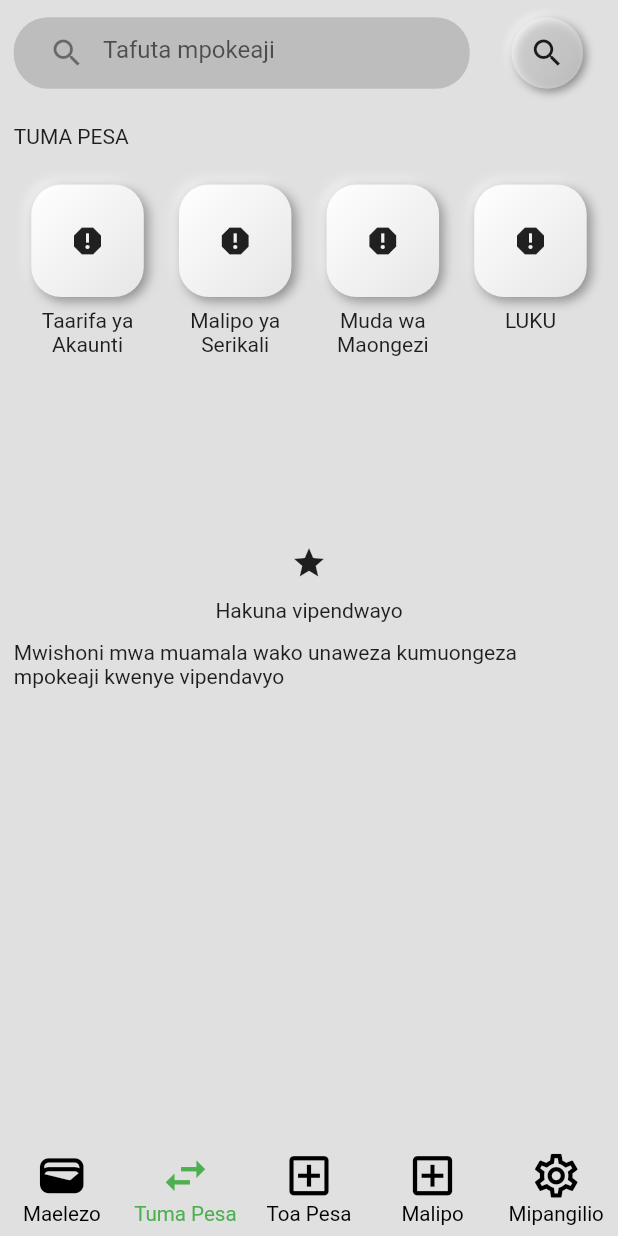
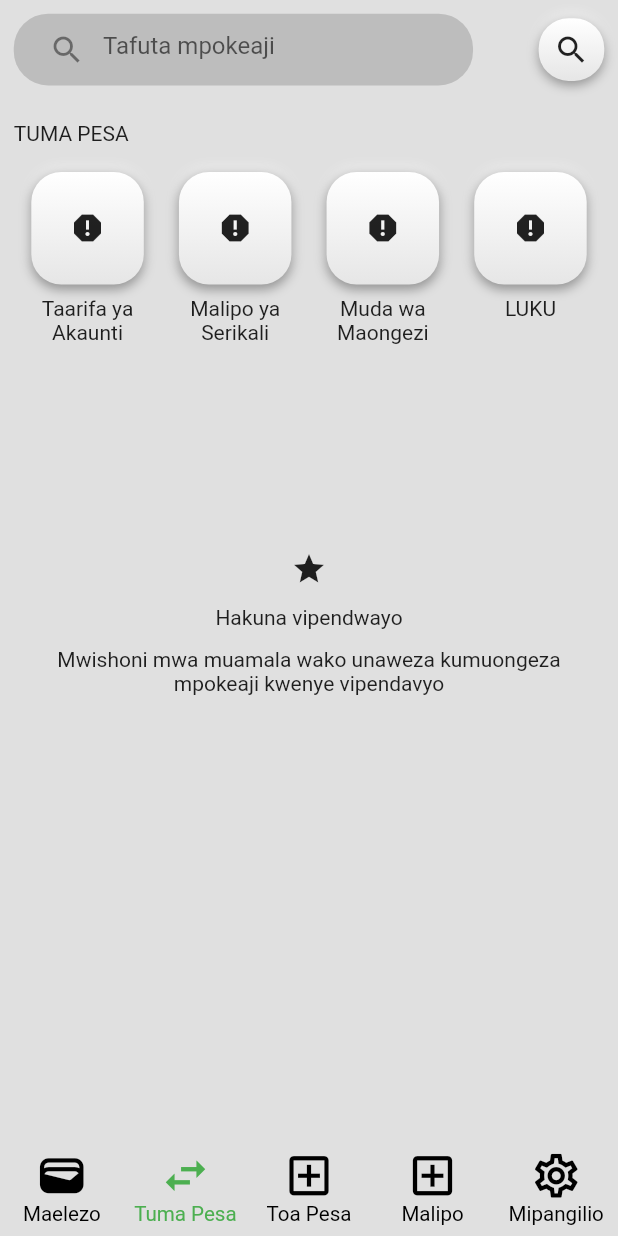
Before and after one commit to Mideny21/crdb_ui, a Flutter app: the screen it shows after launch, item 2 of the bottom bar chosen, on a phone screen of 412 x 824 dp. Run offline on Flutter 3.47's test engine with Material 2 defaults, Android fonts, the phone set to English and light mode, and no system bars; drawn by our look-alikes of flutter_neumorphic; our stand-ins replace flutter_screenutil.

Commit message:
added spacer

```diff
--- a/lib/pages/malipo.dart
+++ b/lib/pages/malipo.dart
@@ -47,7 +47,7 @@ class DetailsRowPattern extends StatelessWidget {
   @override
   Widget build(BuildContext context) {
     return Padding(
-      padding: const EdgeInsets.symmetric(horizontal: 8, vertical: 8).r,
+      padding: const EdgeInsets.symmetric(horizontal: 8, vertical: 10).r,
       child: Row(mainAxisAlignment: MainAxisAlignment.spaceBetween, children: [
         Text(leftitle),
         Row(
--- a/lib/pages/tuma_pesa.dart
+++ b/lib/pages/tuma_pesa.dart
@@ -1,3 +1,4 @@
+import 'package:crdb_simbanking/widgets/neumorphic.dart';
 import 'package:flutter/material.dart';
 import 'package:flutter_neumorphic/flutter_neumorphic.dart';
 import 'package:flutter_screenutil/flutter_screenutil.dart';
@@ -15,17 +16,20 @@ class TumaPesaScreen extends StatefulWidget {
 class _TumaPesaScreenState extends State<TumaPesaScreen> {
   @override
   Widget build(BuildContext context) {
-    return Padding(
-      padding: const EdgeInsets.symmetric(horizontal: 8, vertical: 10).r,
-      child: ListView(
+    return SafeArea(
+      child: Padding(
+        padding: const EdgeInsets.all(8.0).r,
+        child: Column(
           children: [
-          SearchBar(title: "Tafuta mpokeaji"),
+            const SearchBar(title: "Tafuta mpokeaji"),
             SizedBox(height: 20.h),
-          Column(
+            Expanded(
+              flex: 1,
+              child: Column(
                 crossAxisAlignment: CrossAxisAlignment.start,
                 children: [
                   const Text('TUMA PESA'),
-              SizedBox(height: 20.h),
+                  SizedBox(height: 15.h),
                   ServiceCard(
                     itemslength: akaunt.length,
                     itemslistIcon: akaunt.map((e) => e['icon']).toList(),
@@ -33,9 +37,10 @@ class _TumaPesaScreenState extends State<TumaPesaScreen> {
                   ),
                 ],
               ),
-          SizedBox(height: 20.h),
-          SizedBox(
-            height: MediaQuery.of(context).size.height * 0.35,
+            ),
+            Expanded(
+              flex: 2,
+              child: Center(
                 child: Column(
                   mainAxisAlignment: MainAxisAlignment.center,
                   crossAxisAlignment: CrossAxisAlignment.center,
@@ -46,11 +51,15 @@ class _TumaPesaScreenState extends State<TumaPesaScreen> {
                     SizedBox(height: 10.h),
                     Text(
                       'Mwishoni mwa muamala wako unaweza kumuongeza mpokeaji kwenye vipendavyo',
+                      textAlign: TextAlign.center,
                     ),
                   ],
                 ),
-          )
+              ),
+            ),
+            Spacer()
           ],
+        ),
       ),
     );
   }
@@ -68,7 +77,7 @@ class SearchBar extends StatelessWidget {
     return Row(
       children: [
         Expanded(
-          flex: 4,
+          flex: 7,
           child: Container(
             height: 40.h,
             padding: const EdgeInsets.symmetric(horizontal: 10.0).r,
@@ -85,21 +94,14 @@ class SearchBar extends StatelessWidget {
             ),
           ),
         ),
-        SizedBox(width: 12.w),
+        const Spacer(flex: 1),
         Expanded(
             flex: 1,
             child: SizedBox(
-              height: 40.h,
+              height: 35.h,
               width: 30.w,
-              child: Neumorphic(
-                  style: NeumorphicStyle(
-                      shape: NeumorphicShape.convex,
-                      boxShape: NeumorphicBoxShape.circle(),
-                      depth: 4,
-                      intensity: 0.75,
-                      lightSource: LightSource.topLeft,
-                      color: Colors.white54),
-                  child: const Icon(Icons.search_outlined)),
+              child:
+                  NeumorphicWidget(content: const Icon(Icons.search_outlined)),
             ))
       ],
     );
--- /dev/null
+++ b/lib/widgets/neumorphic.dart
@@ -0,0 +1,25 @@
+import 'package:flutter/material.dart';
+import 'package:flutter_neumorphic/flutter_neumorphic.dart';
+
+class NeumorphicWidget extends StatelessWidget {
+  final Widget content;
+  final Color color;
+  const NeumorphicWidget({
+    Key? key,
+    required this.content,
+    this.color = Colors.white,
+  }) : super(key: key);
+
+  @override
+  Widget build(BuildContext context) {
+    return Neumorphic(
+        style: NeumorphicStyle(
+            shape: NeumorphicShape.convex,
+            boxShape: NeumorphicBoxShape.roundRect(BorderRadius.circular(20)),
+            depth: 5,
+            // intensity: 0.,
+            lightSource: LightSource.top,
+            color: color),
+        child: content);
+  }
+}
```
Also changed, not shown: lib/pages/maelezo.dart (+27 -40 lines), lib/pages/toa_pesa.dart (+30 -29 lines), lib/widgets/mipangilio.dart (+14 -4 lines). Lines whose indentation alone changed are shown as unchanged.
